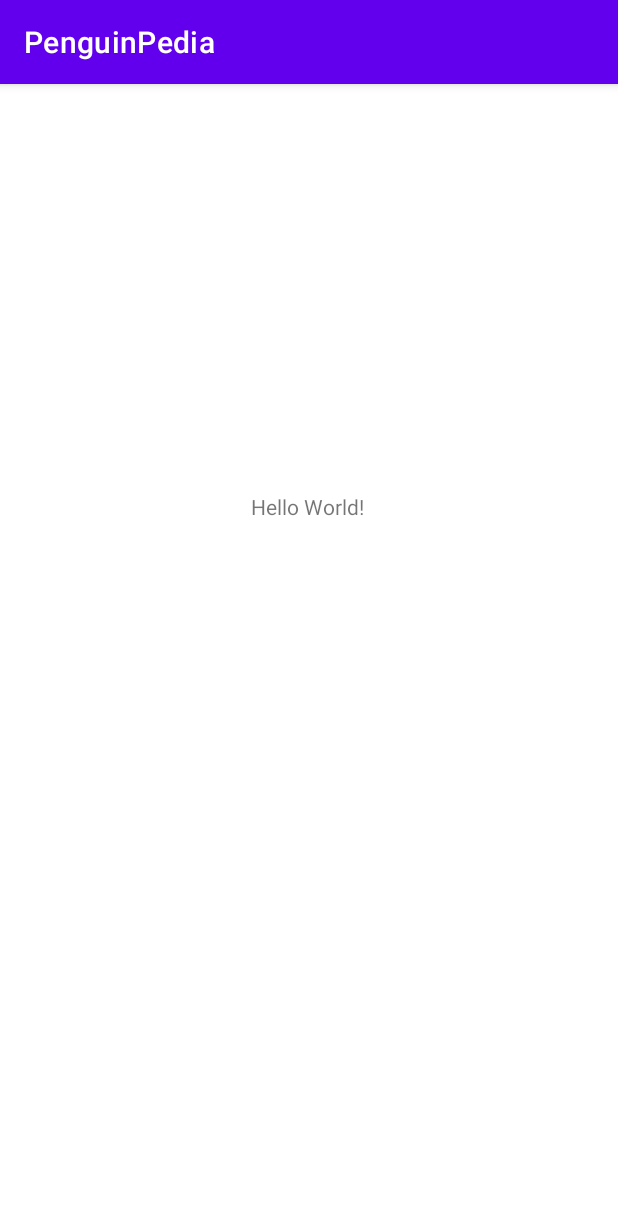
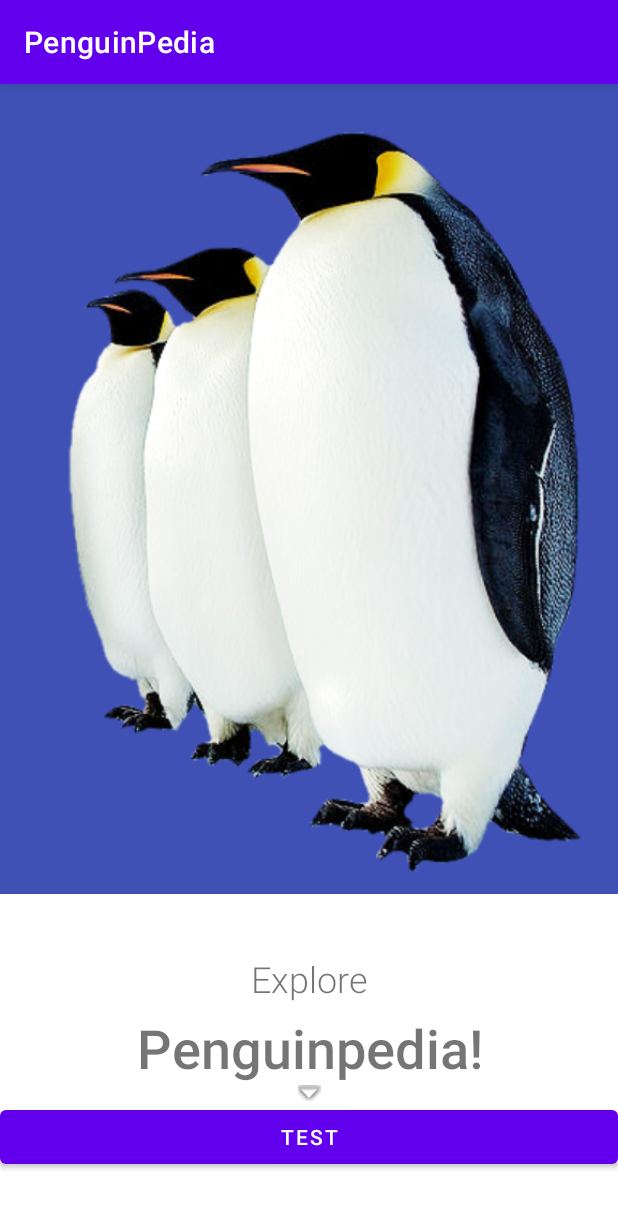
Before and after one commit to JamesFloyd-Pen/PenguinPedia, an Android app: the screen it shows after launch (MainActivity), on a phone screen of 412 x 824 dp. Shown: the top 1208 px of the screen. Run offline under Robolectric (Android 15) with nearby library versions, the phone set to English and light mode, and no system bars.

Commit message:
Update For
First Prototype of the Mainscreen

```diff
--- a/app/src/main/java/com/example/penguinpedia/MainActivity.java
+++ b/app/src/main/java/com/example/penguinpedia/MainActivity.java
@@ -11,4 +11,10 @@ public class MainActivity extends AppCompatActivity {
         super.onCreate(savedInstanceState);
         setContentView(R.layout.activity_main);
     }
+
+    /*
+    TODO
+    1. Main code with 3 rows per penguin
+    2. Make sure there is a holder for round buttons for 18 penguins
+     */
 }
--- a/app/src/main/res/layout/activity_main.xml
+++ b/app/src/main/res/layout/activity_main.xml
@@ -1,20 +1,74 @@
 <?xml version="1.0" encoding="utf-8"?>
-<androidx.constraintlayout.widget.ConstraintLayout xmlns:android="http://schemas.android.com/apk/res/android"
+<LinearLayout xmlns:android="http://schemas.android.com/apk/res/android"
     xmlns:app="http://schemas.android.com/apk/res-auto"
     xmlns:tools="http://schemas.android.com/tools"
     android:layout_width="match_parent"
     android:layout_height="match_parent"
+    android:orientation="vertical"
     tools:context=".MainActivity">
 
-    <TextView
-        android:layout_width="wrap_content"
-        android:layout_height="wrap_content"
-        android:text="Hello World!"
-        app:layout_constraintBottom_toBottomOf="parent"
-        app:layout_constraintHorizontal_bias="0.498"
-        app:layout_constraintLeft_toLeftOf="parent"
-        app:layout_constraintRight_toRightOf="parent"
-        app:layout_constraintTop_toTopOf="parent"
-        app:layout_constraintVertical_bias="0.363" />
+    <ScrollView
+        android:layout_width="match_parent"
+        android:layout_height="match_parent">
 
-</androidx.constraintlayout.widget.ConstraintLayout>
+        <LinearLayout
+            android:layout_width="match_parent"
+            android:layout_height="wrap_content"
+            android:orientation="vertical" >
+
+            <ImageView
+                android:id="@+id/animationView"
+                android:layout_width="462dp"
+                android:layout_height="540dp"
+                android:background="#3F51B5"
+                app:srcCompat="@drawable/mainpenguinactivityimage" />
+
+            <View
+                android:id="@+id/divider"
+                android:layout_width="match_parent"
+                android:layout_height="40dp"
+                android:background="?android:attr/listDivider"
+                android:visibility="invisible" />
+
+            <TextView
+                android:id="@+id/exploreTitle"
+                android:layout_width="match_parent"
+                android:layout_height="wrap_content"
+                android:fontFamily="sans-serif-light"
+                android:gravity="center"
+                android:text="Explore"
+                android:textSize="24sp" />
+
+            <View
+                android:id="@+id/divider2"
+                android:layout_width="match_parent"
+                android:layout_height="5dp"
+                android:background="?android:attr/listDivider"
+                android:visibility="invisible" />
+
+            <TextView
+                android:id="@+id/appTitle"
+                android:layout_width="match_parent"
+                android:layout_height="wrap_content"
+                android:fontFamily="sans-serif-medium"
+                android:gravity="center"
+                android:text="Penguinpedia!"
+                android:textSize="36sp" />
+
+            <ImageView
+                android:id="@+id/downArrow"
+                android:layout_width="match_parent"
+                android:layout_height="wrap_content"
+                app:srcCompat="@android:drawable/arrow_down_float" />
+
+            <Button
+                android:id="@+id/button"
+                android:layout_width="match_parent"
+                android:layout_height="wrap_content"
+                android:text="Test" />
+
+        </LinearLayout>
+    </ScrollView>
+
+
+</LinearLayout>
```
Also changed, not shown: app/src/main/res/drawable/mainpenguinactivityimage.png (added).
